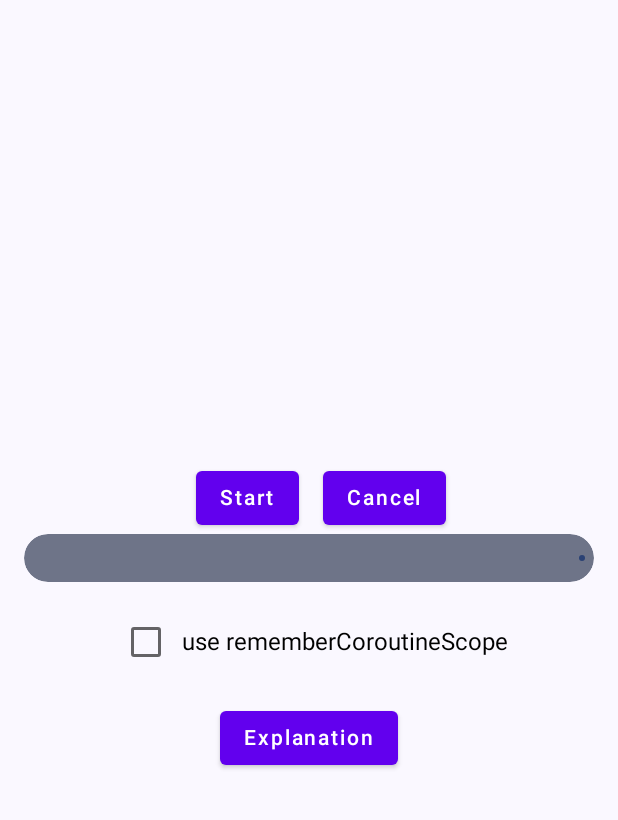
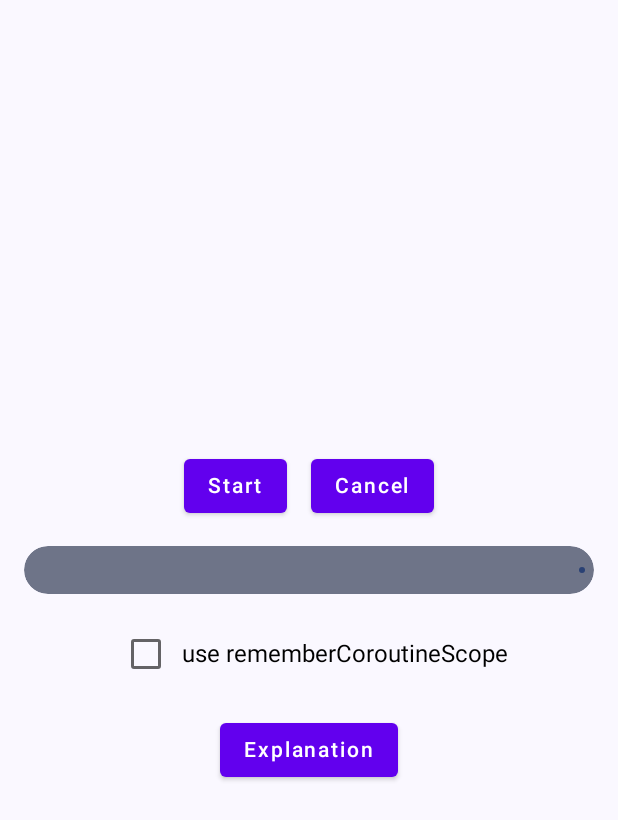
Before and after one commit to nsmirosh/Interactive-Android-Concepts, an Android app built with Jetpack Compose: the RememberCoroutineScopeScreen screen opened through its navigation route, after a tap on "Remember coroutine scope", on a phone screen of 412 x 824 dp. Shown: the top 820 px of the screen. Run offline under Robolectric (Android 15) with nearby library versions, the light colour scheme and no system bars; our stand-ins replace Dagger/Hilt's generated code.

Commit message:
Some more optimizations

```diff
--- a/app/src/main/java/nick/mirosh/androidsamples/ui/coroutines/remember_coroutine_scope/RememberCoroutineScope.kt
+++ b/app/src/main/java/nick/mirosh/androidsamples/ui/coroutines/remember_coroutine_scope/RememberCoroutineScopeScreen.kt
@@ -2,6 +2,7 @@ package nick.mirosh.androidsamples.ui.coroutines.remember_coroutine_scope
 
 
 import androidx.compose.animation.core.FastOutSlowInEasing
+import androidx.compose.animation.core.LinearEasing
 import androidx.compose.animation.core.animateFloatAsState
 import androidx.compose.animation.core.tween
 import androidx.compose.foundation.layout.Arrangement
@@ -42,49 +43,18 @@ import kotlinx.coroutines.delay
 import kotlinx.coroutines.launch
 import nick.mirosh.androidsamples.ui.dialog.WebViewDialog
 
+private const val EXPLANATION_LINK =
+    "https://www.nickmirosh.com/post/are-you-using-coroutines-inside-your-composables-make-sure-to-use-remembercoroutinescope"
+private const val ANIMATION_DURATION = 300
 
-@Composable
-fun CancelledIcon(
-    modifier: Modifier = Modifier,
-    color: Color = Color.Red,
-    contentDescription: String? = null
-) {
-    Icon(
-        imageVector = Icons.Default.Close,
-        contentDescription = contentDescription,
-        modifier = modifier.size(48.dp),
-        tint = color
-    )
-}
-
-@Composable
-fun SuccessIcon(
-    modifier: Modifier = Modifier,
-    color: Color = Color.Green,
-    contentDescription: String? = null
-) {
-    Icon(
-        imageVector = Icons.Default.Check,
-        contentDescription = contentDescription,
-        modifier = modifier.size(48.dp),
-        tint = color
-    )
-}
 
 @Composable
 fun RememberCoroutineScopeScreen(modifier: Modifier = Modifier) {
-
-    var onCancelPressed by remember {
-        mutableStateOf(false)
-    }
-    var success by remember {
-        mutableStateOf(false)
-    }
-
+    var onCancelPressed by remember { mutableStateOf(false) }
+    var success by remember { mutableStateOf(false) }
     var showDialog by remember { mutableStateOf(false) }
 
     Box(modifier = modifier.fillMaxSize(), contentAlignment = Alignment.Center) {
-
         Column {
             if (success) {
                 SuccessState(
@@ -117,7 +87,7 @@ fun RememberCoroutineScopeScreen(modifier: Modifier = Modifier) {
         }
         if (showDialog) {
             WebViewDialog(
-                url = "https://www.nickmirosh.com/post/are-you-using-coroutines-inside-your-composables-make-sure-to-use-remembercoroutinescope",
+                url = EXPLANATION_LINK,
                 onDismissRequest = {
                     showDialog = false
                 }
@@ -132,29 +102,38 @@ fun InitialState(
     onCancelPressed: () -> Unit,
     onFinished: () -> Unit,
 ) {
+    var useRememberCoroutineScope by remember { mutableStateOf(false) }
 
-    var rememberCoroutineScope by remember { mutableStateOf(false) }
+
+    val scope =
+        if (useRememberCoroutineScope) rememberCoroutineScope() else CoroutineScope(Dispatchers.Main)
+
+    var progress by remember { mutableIntStateOf(0) }
 
     Column {
-        if (rememberCoroutineScope) {
-            RememberCoroutineScopeComposable(
-                onCancelPressed = {
-                    onCancelPressed()
-                },
-                onFinished = {
-                    onFinished()
-                }
-            )
-        } else {
-            RegularCoroutineScopeComposable(
-                onCancelPressed = {
-                    onCancelPressed()
-                },
-                onFinished = {
-                    onFinished()
-                }
-            )
+        Row(
+            horizontalArrangement = Arrangement.Center,
+            modifier = Modifier.fillMaxWidth().padding(bottom = 16.dp)
+        ) {
+            Button(
+                onClick = {
+                    scope.launch {
+                        runCounter {
+                            progress = it
+                        }
+                        onFinished()
+                    }
+                }) {
+                Text(text = "Start")
+            }
+            Button(
+                modifier = Modifier.padding(start = 16.dp),
+                onClick = onCancelPressed
+            ) {
+                Text(text = "Cancel")
+            }
         }
+        ProgressWithCancel(progress = progress)
 
         Row(
             modifier = Modifier
@@ -163,8 +142,8 @@ fun InitialState(
             horizontalArrangement = Arrangement.Center,
             verticalAlignment = Alignment.CenterVertically
         ) {
-            Checkbox(checked = rememberCoroutineScope, onCheckedChange = {
-                rememberCoroutineScope = !rememberCoroutineScope
+            Checkbox(checked = useRememberCoroutineScope, onCheckedChange = {
+                useRememberCoroutineScope = !useRememberCoroutineScope
             })
             Text(
                 fontSize = 16.sp,
@@ -196,9 +175,7 @@ fun CancelledState(
             modifier = Modifier
                 .padding(16.dp)
                 .fillMaxWidth(),
-            onClick = {
-                onTryAgainClicked()
-            }
+            onClick = onTryAgainClicked
         ) {
             Text(
                 text = "Try again"
@@ -231,9 +208,7 @@ fun SuccessState(
             modifier = Modifier
                 .padding(16.dp)
                 .fillMaxWidth(),
-            onClick = {
-                onTryAgainClicked()
-            }
+            onClick = onTryAgainClicked
         ) {
             Text(
                 text = "Try again"
@@ -242,85 +217,32 @@ fun SuccessState(
     }
 }
 
-
 @Composable
-fun RememberCoroutineScopeComposable(
-    onCancelPressed: () -> Unit,
-    onFinished: () -> Unit = {}
+fun CancelledIcon(
+    modifier: Modifier = Modifier,
+    color: Color = Color.Red,
+    contentDescription: String? = null
 ) {
-    val rememberCoroutineScope = rememberCoroutineScope()
-    var progress by remember { mutableIntStateOf(0) }
-    Column {
-        Row(
-            horizontalArrangement = Arrangement.Center,
-            modifier = Modifier.fillMaxWidth()
-        ) {
-            Button(
-                onClick = {
-                    rememberCoroutineScope.launch {
-                        runCounter {
-                            progress = it
-                        }
-                        onFinished()
-                    }
-                }) {
-                Text(
-                    text = "Start"
-                )
-            }
-            Button(
-                modifier = Modifier.padding(start = 16.dp),
-                onClick = {
-                    onCancelPressed()
-                }) {
-                Text(
-                    text = "Cancel"
-                )
-            }
-        }
-        ProgressWithCancel(progress = progress)
-    }
+    Icon(
+        imageVector = Icons.Default.Close,
+        contentDescription = contentDescription,
+        modifier = modifier.size(48.dp),
+        tint = color
+    )
 }
 
 @Composable
-fun RegularCoroutineScopeComposable(
-    onCancelPressed: () -> Unit,
-    onFinished: () -> Unit = {}
+fun SuccessIcon(
+    modifier: Modifier = Modifier,
+    color: Color = Color.Green,
+    contentDescription: String? = null
 ) {
-    var progress by remember { mutableIntStateOf(0) }
-    Column {
-        Row(
-            horizontalArrangement = Arrangement.Center,
-            modifier = Modifier.fillMaxWidth()
-        ) {
-            Button(
-                modifier = Modifier.padding(start = 16.dp),
-                onClick = {
-                    CoroutineScope(Dispatchers.Main).launch {
-                        runCounter {
-                            progress = it
-                        }
-                        onFinished()
-                    }
-
-                }) {
-                Text(
-                    text = "Start"
-                )
-            }
-            Button(
-
-                modifier = Modifier.padding(start = 16.dp),
-                onClick = {
-                    onCancelPressed()
-                }) {
-                Text(
-                    text = "Cancel"
-                )
-            }
-        }
-        ProgressWithCancel(progress = progress)
-    }
+    Icon(
+        imageVector = Icons.Default.Check,
+        contentDescription = contentDescription,
+        modifier = modifier.size(48.dp),
+        tint = color
+    )
 }
 
 suspend fun runCounter(
@@ -335,19 +257,18 @@ suspend fun runCounter(
 }
 
 @Composable
-fun ProgressWithCancel(progress: Int) {
-    val progressAnimDuration = 300
+fun ProgressWithCancel(progress: Int, modifier: Modifier = Modifier) {
     val progressAnimation by animateFloatAsState(
         targetValue = progress.toFloat() / 100f,
         animationSpec = tween(
-            durationMillis = progressAnimDuration,
-            easing = FastOutSlowInEasing
+            durationMillis = ANIMATION_DURATION,
+            easing = LinearEasing
         ),
         label = ""
     )
     LinearProgressIndicator(
         progress = { progressAnimation },
-        modifier = Modifier
+        modifier = modifier
             .padding(horizontal = 16.dp)
             .fillMaxWidth()
             .height(32.dp)
@@ -357,12 +278,15 @@ fun ProgressWithCancel(progress: Int) {
 
 @Preview(showBackground = true)
 @Composable
-fun RememberCoroutineScopeScreenPreview() {
-    RememberCoroutineScopeScreen()
+fun CancelledStatePreview() {
+    CancelledState { }
 }
 
 @Preview(showBackground = true)
 @Composable
-fun CancelledStatePreview() {
-    CancelledState { }
+fun InitialStatePreview() {
+    InitialState (
+        onCancelPressed = { },
+        onFinished = { }
+    )
 }
```
